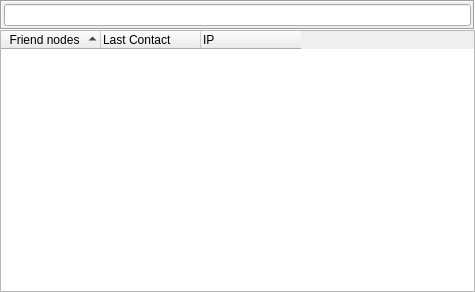
The window that retroshare-gui/src/gui/common/FriendList.ui (RetroShare/RetroShare) describes before a commit, drawn with Qt 5.
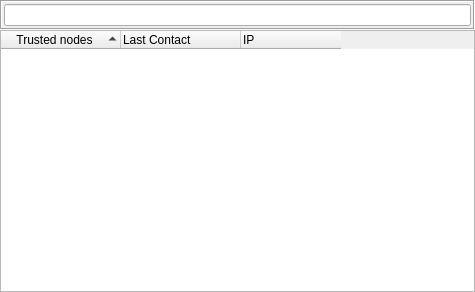
The same window after the commit. Custom widgets are drawn as their Qt base class.

Patch:
```diff
--- a/retroshare-gui/src/gui/common/FriendList.ui
+++ b/retroshare-gui/src/gui/common/FriendList.ui
@@ -73,12 +73,15 @@
      <property name="columnCount">
       <number>3</number>
      </property>
+     <attribute name="headerDefaultSectionSize">
+      <number>120</number>
+     </attribute>
      <attribute name="headerStretchLastSection">
       <bool>false</bool>
      </attribute>
      <column>
       <property name="text">
-       <string>Friend nodes</string>
+       <string>Trusted nodes</string>
       </property>
       <property name="textAlignment">
        <set>AlignCenter</set>
```
